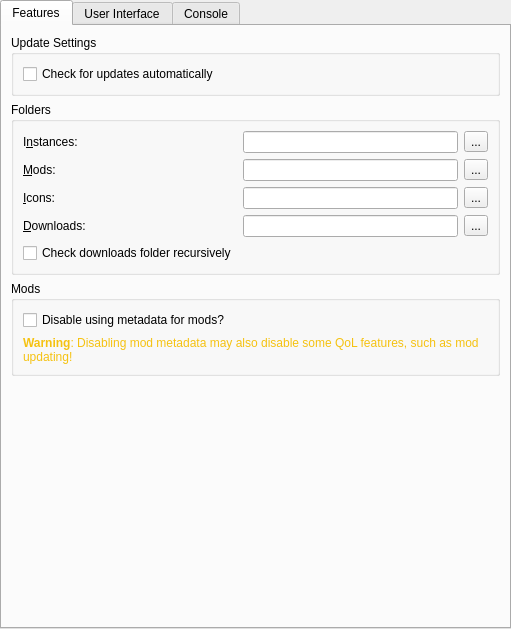
Qt form launcher/ui/pages/global/LauncherPage.ui (FreesmTeam/FreesmLauncher) before a commit.
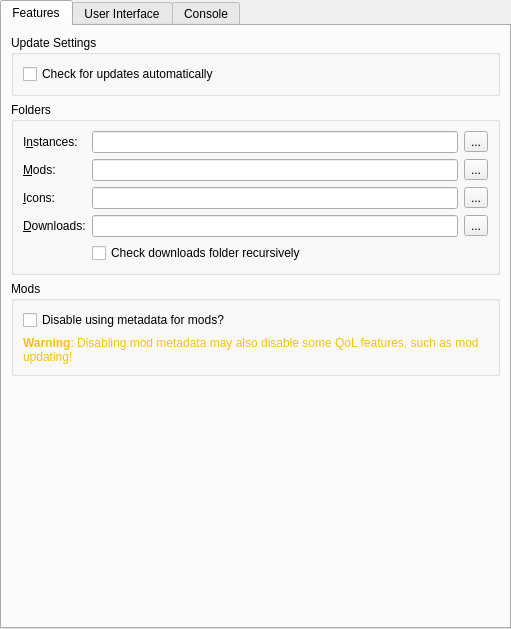
The same form after that commit. Custom widgets are drawn as their Qt base class.

Commit message:
fix: Apply suggestions from code review
-expand columspan on new UI element
-improve tooltip

What changed in the file:
```diff
--- a/launcher/ui/pages/global/LauncherPage.ui
+++ b/launcher/ui/pages/global/LauncherPage.ui
@@ -147,7 +147,7 @@
             </property>
            </widget>
           </item>
-          <item row="4" column="0">
+          <item row="4" column="1" colspan="2">
            <widget class="QCheckBox" name="downloadsDirWatchRecursiveCheckBox">
             <property name="toolTip">
              <string>when looking for mods in places like the blocked mods dialog Prismlauncher will check in sub folders of your downloads folder too.</string>
```
Left out of the diff: 2 changed lines with no effect on the pictures.
